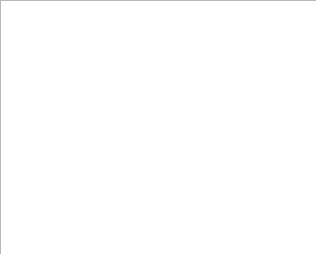
Before: the Qt Designer form src/padwindow.ui in sach2/xpad-qt, drawn with Qt 5.
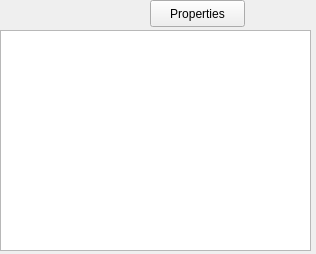
After: the same form once the commit is applied.

Commit message: implemented pad properties. added properties and its window class added properties button in main window for now, need to move it to menu later.

```diff
--- a/src/padwindow.ui
+++ b/src/padwindow.ui
@@ -18,11 +18,24 @@
     <property name="geometry">
      <rect>
       <x>0</x>
+      <y>30</y>
+      <width>311</width>
+      <height>221</height>
+     </rect>
+    </property>
+   </widget>
+   <widget class="QPushButton" name="propertiesButton">
+    <property name="geometry">
+     <rect>
+      <x>150</x>
       <y>0</y>
-      <width>331</width>
-      <height>261</height>
+      <width>95</width>
+      <height>27</height>
      </rect>
     </property>
+    <property name="text">
+     <string>Properties</string>
+    </property>
    </widget>
   </widget>
  </widget>
```
The commit also changes 10 other files.
